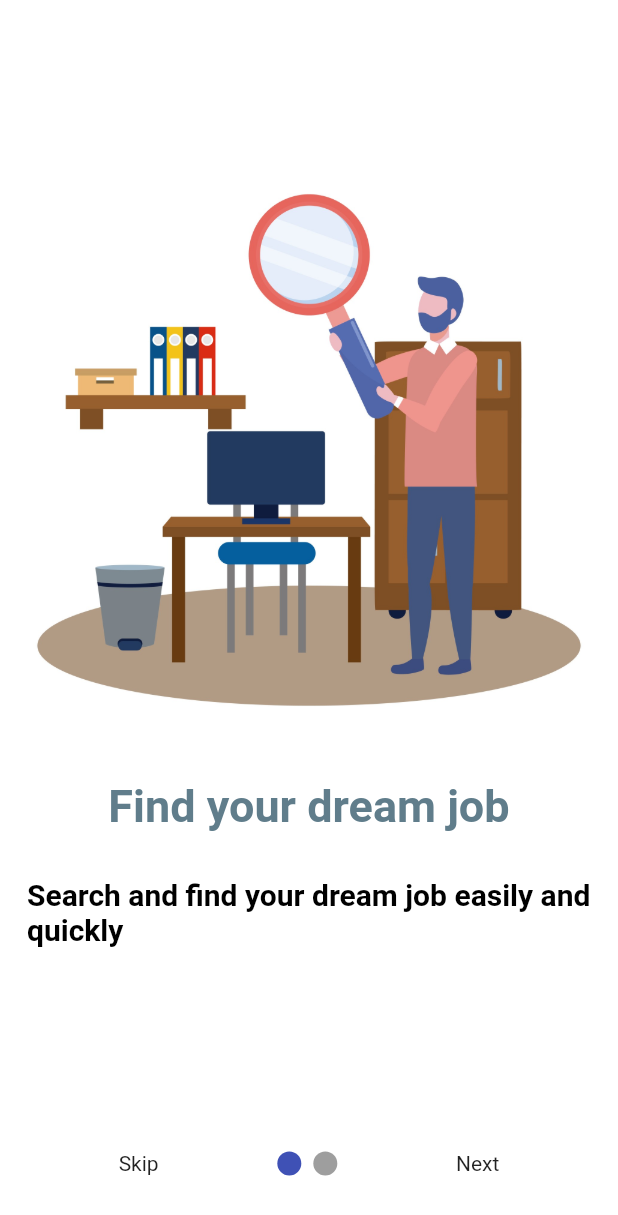
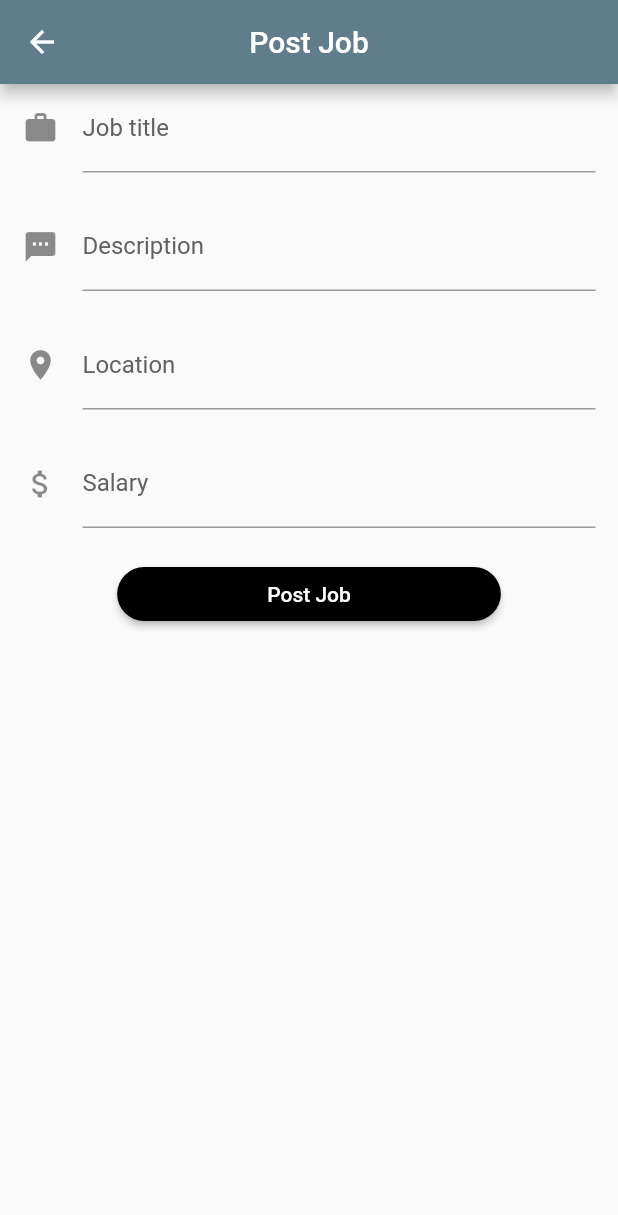
Before and after one commit to MuhammadSalmanAhmad/flutorio, a Flutter app: the screen it shows after launch, after a tap on "Skip", on a phone screen of 412 x 824 dp. Shown: the top 1215 px of the screen. Run offline on Flutter 3.47's test engine with Material 2 defaults, Android fonts, the phone set to English and light mode, and no system bars; drawn by our look-alikes of smooth_page_indicator; our stand-ins replace flutter_spinkit.

Commit message:
post job screen added

```diff
--- a/lib/onboarding_screen.dart
+++ b/lib/onboarding_screen.dart
@@ -5,6 +5,7 @@ import 'package:flutter/src/widgets/framework.dart';
 import 'package:smooth_page_indicator/smooth_page_indicator.dart';
 import 'package:flutorio/page_one.dart';
 import 'package:flutorio/page_two.dart';
+import 'package:flutorio/post_jobs.dart';
 
 class Onboarding_Screen extends StatefulWidget {
   const Onboarding_Screen({super.key});
@@ -30,7 +31,9 @@ class _Onboarding_ScreenState extends State<Onboarding_Screen> {
             children: [
               GestureDetector(
                 child: Text("Skip"),
-                onTap: () {},
+                onTap: () {
+                  Navigator.push(context,  MaterialPageRoute(builder: (context) => const PostJob()),);
+                },
               ),
               SmoothPageIndicator(controller: _controller, count: 2),
               GestureDetector(
--- /dev/null
+++ b/lib/post_jobs.dart
@@ -0,0 +1,74 @@
+import 'package:flutter/material.dart';
+import 'package:flutter/src/widgets/container.dart';
+import 'package:flutter/src/widgets/framework.dart';
+
+class PostJob extends StatelessWidget {
+  const PostJob({super.key});
+
+  @override
+  Widget build(BuildContext context) {
+    return Scaffold(
+      appBar: AppBar(centerTitle: true,title: Text("Post Job"),backgroundColor: Colors.blueGrey,),
+      body: SingleChildScrollView(
+        child: Padding(
+          padding: const EdgeInsets.symmetric(horizontal: 15),
+          child: Wrap(
+            runSpacing: 20,
+
+            children: [
+               TextFormField(
+                        validator: (value) {},
+                        decoration: const InputDecoration(
+                          labelText: "Job title ",
+                          icon: Icon(Icons.work),
+                          labelStyle: TextStyle(color: Color(0xff616161)),
+                        ),
+                      ),
+                      TextFormField(
+                        validator: (value) {},
+                        decoration: InputDecoration(
+                          labelText: "Description",
+                          icon: Icon(Icons.textsms),
+                          labelStyle: TextStyle(color: Color(0xff616161)),
+                        ),
+                      ),
+                      TextFormField(
+                        validator: (value) {},
+                        decoration: InputDecoration(
+                          labelText: "Location",
+                          icon: Icon(Icons.location_on),
+                          labelStyle: TextStyle(color: Color(0xff616161)),
+                        ),
+                      ),
+                      TextFormField(
+                        validator: (value) {},
+                        decoration: const InputDecoration(
+                          labelText: "Salary",
+                          icon: Icon(Icons.attach_money),
+                          labelStyle: TextStyle(color: Color(0xff616161)),
+                        ),
+                        obscureText: true,
+                      ),
+              SizedBox(
+              height: 50,
+            ),
+            Center(
+              child: ElevatedButton(
+                  style: ElevatedButton.styleFrom(
+                      backgroundColor: Colors.black,
+                      shape: StadiumBorder(),
+                      padding: EdgeInsets.symmetric(horizontal: 100, vertical: 10)),
+                  onPressed: () {
+
+                  },
+                  child: Text(
+                    "Post Job",style: TextStyle(color: Colors.white),
+                  )),
+            ),
+            ],
+          ),
+        ),
+      ),
+    );
+  }
+}
```
Also changed, not shown: 3 other files.
